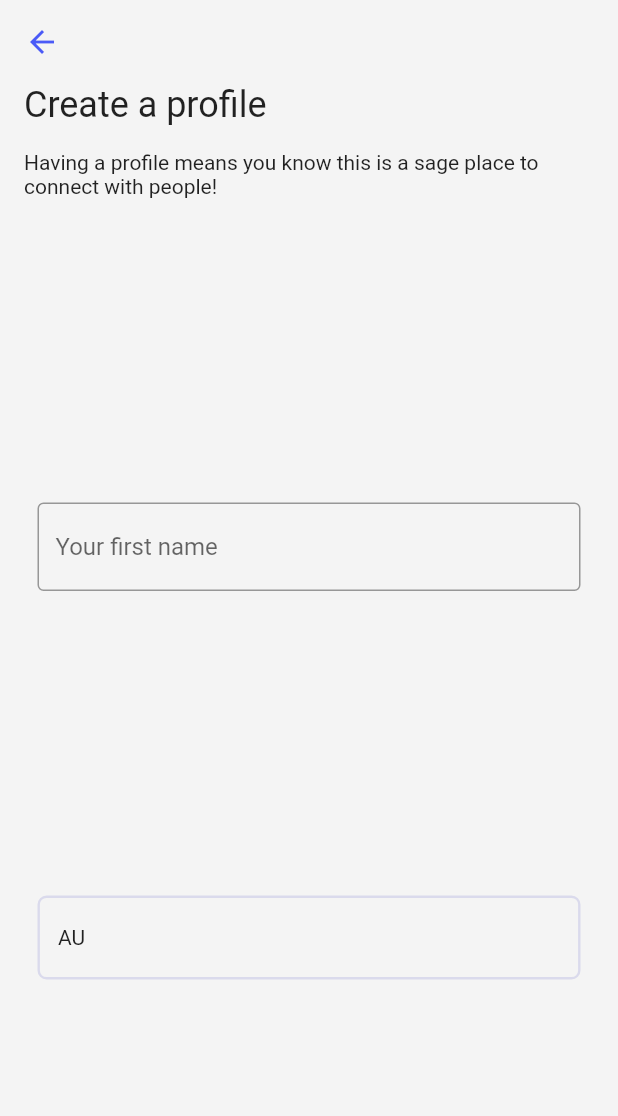
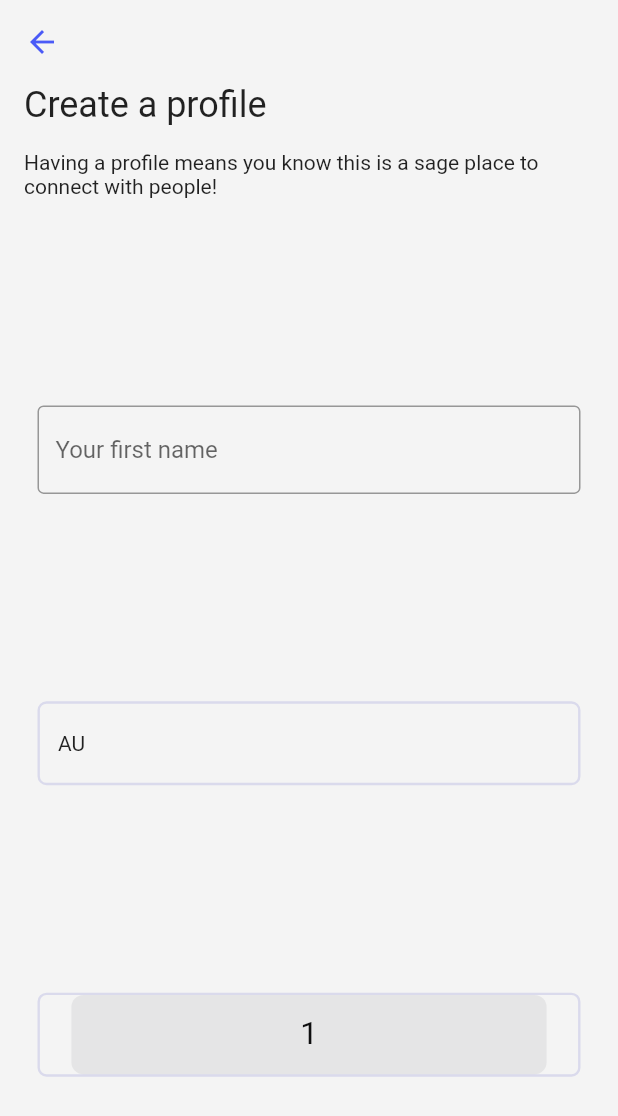
Before and after one commit to jp928/solo_traveller, a Flutter app: the CreateProfileScreen screen opened directly, on a phone screen of 412 x 824 dp. Shown: the top 1116 px of the screen. Run offline on Flutter 3.47's test engine with Material 2 defaults, Android fonts, the light colour scheme and no system bars; drawn by our look-alikes of country_code_picker.

Commit message:
feat: wip

```diff
--- a/lib/futures/register_future.dart
+++ b/lib/futures/register_future.dart
@@ -3,7 +3,7 @@ import 'package:http/http.dart' as http;
 
 Future<bool> register(String email, String password) async {
   final response = await http.post(
-    Uri.parse('https://solodevelopment.ml/account/register'),
+    Uri.parse('https://solodevelopment.tk/account/register'),
     headers: <String, String>{
       'Content-Type': 'application/json',
     },
--- a/lib/screens/create_profile_screen.dart
+++ b/lib/screens/create_profile_screen.dart
@@ -1,13 +1,20 @@
 import 'package:country_code_picker/country_code_picker.dart';
+import 'package:flutter/cupertino.dart';
 import 'package:flutter/material.dart';
 import 'package:solo_traveller/widgets/outline_text_field.dart';
+
 
 class CreateProfileScreen extends StatelessWidget {
   @override
   Widget build(BuildContext context) {
     final TextEditingController _firstNameController = TextEditingController();
+    DateTime _selectedDate = DateTime.now();
 
+    String selectedYear = 'Year of birth';
     final _createProfileForm = GlobalKey<FormState>();
+
+    double total = 1;
+    FixedExtentScrollController firstController = FixedExtentScrollController(initialItem: 0);
 
     return Scaffold(
         appBar: AppBar(
@@ -67,8 +74,6 @@ class CreateProfileScreen extends StatelessWidget {
                                                 hintText: 'Your first name',
                                               ),
 
-
-
                                                CountryCodePicker(
                                                   onChanged: print,
                                                   // Initial selection and favorite can be one of code ('IT') OR dial_code('+39')
@@ -100,7 +105,60 @@ class CreateProfileScreen extends StatelessWidget {
                                                     ),
                                                     child: countryCode == null ? Text('Country you\'re from') : Text(countryCode.name.toString())
                                                   ),
-                                                ),
+                                               ),
+                                              Container(
+                                                  height: 56,
+                                                  width: double.infinity,
+                                                  alignment: Alignment.centerLeft,
+                                                  padding: const EdgeInsets.symmetric(horizontal: 12),
+                                                  decoration: BoxDecoration(
+                                                      borderRadius: BorderRadius.circular(6),
+                                                      border: Border.all(
+                                                        width: 1.6,
+                                                        color: Color.fromRGBO(218, 218, 236, 1),
+                                                      )
+                                                  ),
+                                                  child: CupertinoPicker(
+                                                    itemExtent: 200.toDouble(),
+                                                    // itemExtent: this.itemExtent,
+                                                    scrollController: firstController,
+                                                    onSelectedItemChanged: (int index) {
+                                                      print(index);
+                                                    },
+                                                    children: List<Widget>.generate(10, (int index) {
+                                                      return Center(
+                                                        child: Text(
+                                                          (++index).toString(),
+                                                        ),
+                                                      );
+                                                    }),
+                                                  ),
+                                                  // child: TextButton(
+                                                  //   child: Text(selectedYear, textAlign: TextAlign.left,),
+                                                  //   onPressed: () async {
+                                                  //     DateTime? newDateTime = await showRoundedDatePicker(
+                                                  //       context: context,
+                                                  //       initialDatePickerMode: DatePickerMode.year,
+                                                  //       initialDate: DateTime
+                                                  //           .now(),
+                                                  //       firstDate: DateTime(
+                                                  //           DateTime
+                                                  //               .now()
+                                                  //               .year - 1),
+                                                  //       lastDate: DateTime(
+                                                  //           DateTime
+                                                  //               .now()
+                                                  //               .year + 1),
+                                                  //       borderRadius: 2,
+                                                  //     );
+                                                  //     print(newDateTime);
+                                                  //     if (newDateTime != null) {
+                                                  //       selectedYear = newDateTime.year.toString();
+                                                  //     }
+                                                  //   }
+                                                  // ),
+                                              )
+
                                             ]))))
                           ])),
                 ))));
```
Also changed, not shown: lib/screens/get_start_screen.dart (+30 -30 lines).
